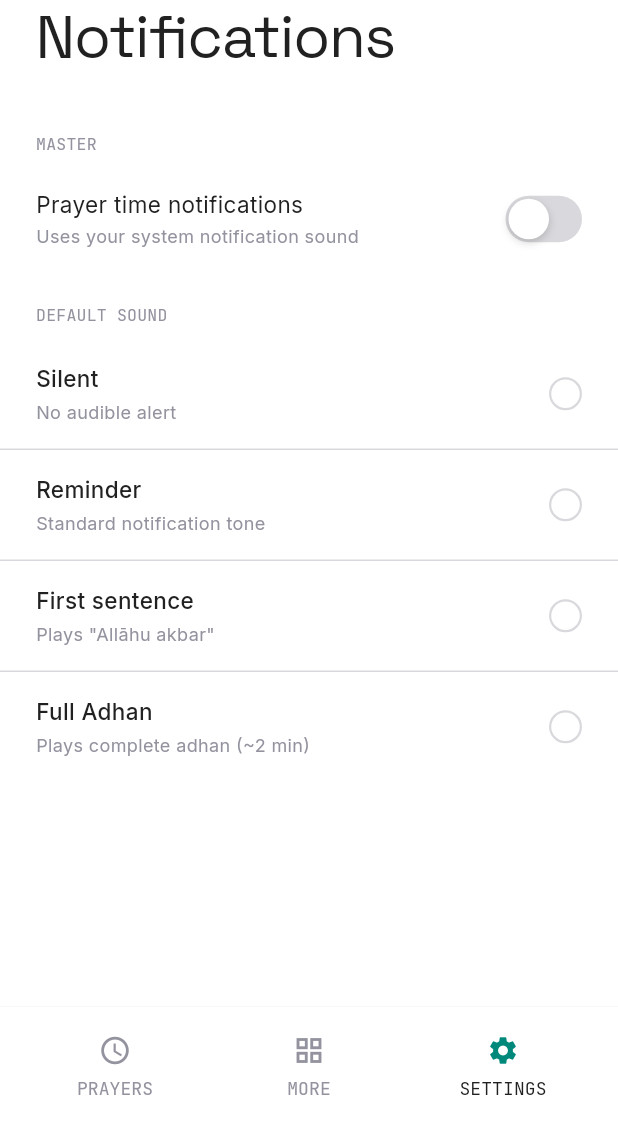
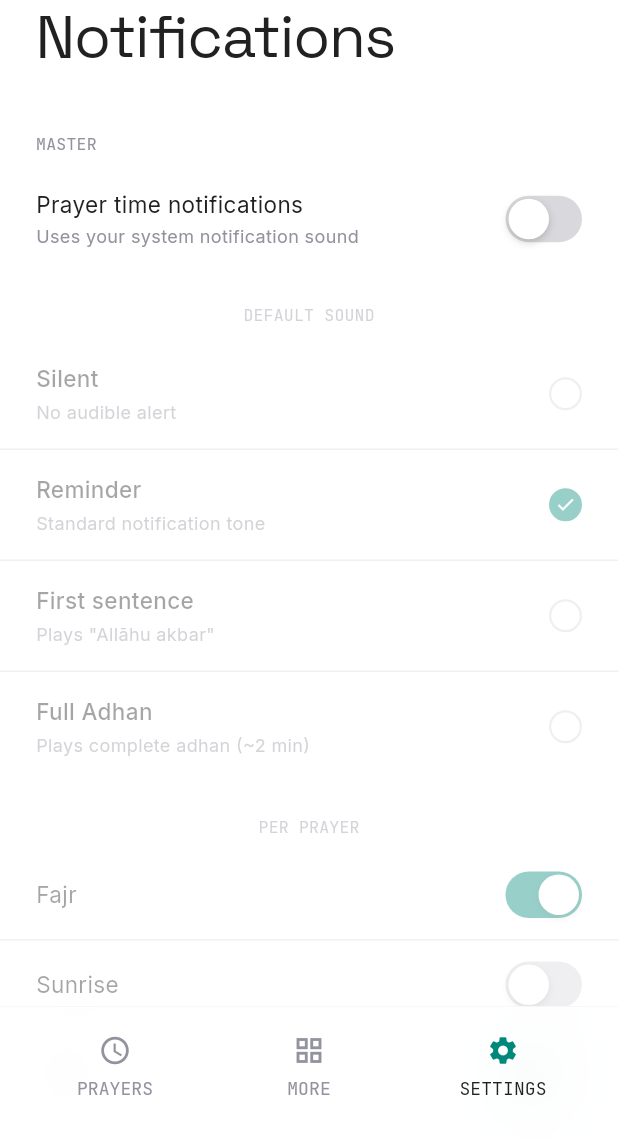
Before and after one commit to Intizamia/awqat, a Flutter app: the NotificationsSettingsScreen screen opened by its route, on a phone screen of 412 x 824 dp, the part 96-1236 px from its top. Run offline on Flutter 3.47's test engine with Material 3 defaults, Android fonts, the phone set to English and light mode, and no system bars; our stand-ins replace equatable, flutter_bloc, flutter_local_notifications, geocoding, geolocator, go_router and 4 more; missing offline and left inert: adhan_dart, flutter_compass_v2, flutter_qiblah, lat_lng_to_timezone; accounts and stored records are empty.

Commit message:
ui updates and bug fixes

```diff
--- a/lib/app/router.dart
+++ b/lib/app/router.dart
@@ -13,6 +13,7 @@ import '../features/location/presentation/location_screen.dart';
 import '../features/settings/presentation/screens/location_settings_screen.dart';
 import '../features/settings/presentation/screens/madhab_screen.dart';
 import '../features/settings/presentation/screens/notifications_settings_screen.dart';
+import '../features/settings/presentation/screens/pre_reminder_screen.dart';
 import '../features/settings/presentation/screens/reset_settings_screen.dart';
 import '../features/settings/presentation/settings_screen.dart';
 
@@ -97,6 +98,10 @@ GoRouter createRouter({
                     ),
                   ),
                   GoRoute(
+                    path: 'pre-reminder',
+                    builder: (context, state) => const PreReminderScreen(),
+                  ),
+                  GoRoute(
                     path: 'language',
                     builder: (context, state) => const LanguageScreen(),
                   ),
--- a/lib/core/widgets/cohere_settings_widgets.dart
+++ b/lib/core/widgets/cohere_settings_widgets.dart
@@ -133,7 +133,9 @@ class CohereToggleRow extends StatelessWidget {
     final ink = CohereColors.inkColor(brightness);
     final inkMute = CohereColors.inkMute(brightness);
 
-    return Container(
+    return InkWell(
+      onTap: () => onChanged(!value),
+      child: Container(
         decoration: isFirst
             ? null
             : BoxDecoration(
@@ -158,6 +160,7 @@ class CohereToggleRow extends StatelessWidget {
             ),
             _CohereToggle(value: value, onChanged: onChanged),
           ],
+        ),
       ),
     );
   }
--- a/lib/features/notifications/data/prayer_notification_ids.dart
+++ b/lib/features/notifications/data/prayer_notification_ids.dart
@@ -5,4 +5,12 @@ int prayerNotificationId({required PrayerName prayer, required int dayOffset}) {
   return (dayOffset + 1) * 10 + prayer.index + 1;
 }
 
+/// Pre-reminder ids use a 100× bucket to avoid colliding with prayer ids.
+int preReminderNotificationId({
+  required PrayerName prayer,
+  required int dayOffset,
+}) {
+  return (dayOffset + 1) * 100 + prayer.index + 1;
+}
+
 const kPrayerNotificationDayHorizon = 3;
--- a/lib/features/settings/presentation/screens/notifications_settings_screen.dart
+++ b/lib/features/settings/presentation/screens/notifications_settings_screen.dart
@@ -53,6 +53,12 @@ class NotificationsSettingsScreen extends StatelessWidget {
                 await cubit.setNotificationsEnabled(value);
               },
             ),
+            Opacity(
+              opacity: notifs.enabled ? 1.0 : 0.4,
+              child: IgnorePointer(
+                ignoring: !notifs.enabled,
+                child: Column(
+                  children: [
                     CohereSectionLabel(label: 'Default sound'),
                     CohereMethodRow(
                       title: 'Silent',
@@ -64,7 +70,7 @@ class NotificationsSettingsScreen extends StatelessWidget {
                     CohereMethodRow(
                       title: 'Reminder',
                       sub: 'Standard notification tone',
-              isSelected: notifs.enabled,
+                      isSelected: true,
                       onTap: null,
                     ),
                     CohereMethodRow(
@@ -79,7 +85,6 @@ class NotificationsSettingsScreen extends StatelessWidget {
                       isSelected: false,
                       onTap: null,
                     ),
-            if (notifs.enabled) ...[
                     CohereSectionLabel(label: 'Per prayer'),
                     for (var i = 0; i < PrayerName.values.length; i++)
                       CohereToggleRow(
@@ -92,6 +97,9 @@ class NotificationsSettingsScreen extends StatelessWidget {
                         ),
                       ),
                   ],
+                ),
+              ),
+            ),
           ],
         );
       },
--- a/lib/l10n/app_ar.arb
+++ b/lib/l10n/app_ar.arb
@@ -131,6 +131,7 @@
   "notificationsMasterSubtitle": "يستخدم صوت إشعارات النظام",
   "notificationsPermissionDenied": "لم يُمنح إذن الإشعارات. فعّل الإشعارات من إعدادات النظام.",
   "notificationPrayerBody": "حان وقت {prayer}",
+  "notificationPreReminderBody": "{prayer} بعد {minutes} دقائق",
   "semanticsNextPrayer": "الصلاة القادمة: {prayer} الساعة {time}",
   "semanticsPrayerTime": "{prayer} الساعة {time}",
   "semanticsSetupStep": "{title}، {value}"
--- a/lib/l10n/app_en.arb
+++ b/lib/l10n/app_en.arb
@@ -164,6 +164,13 @@
       }
     }
   },
+  "notificationPreReminderBody": "{prayer} in {minutes} minutes",
+  "@notificationPreReminderBody": {
+    "placeholders": {
+      "prayer": { "type": "String" },
+      "minutes": { "type": "int" }
+    }
+  },
   "semanticsNextPrayer": "Next prayer: {prayer} at {time}",
   "@semanticsNextPrayer": {
     "placeholders": {
--- a/lib/l10n/app_localizations.dart
+++ b/lib/l10n/app_localizations.dart
@@ -802,6 +802,12 @@ abstract class AppLocalizations {
   /// **'Time for {prayer}'**
   String notificationPrayerBody(String prayer);
 
+  /// No description provided for @notificationPreReminderBody.
+  ///
+  /// In en, this message translates to:
+  /// **'{prayer} in {minutes} minutes'**
+  String notificationPreReminderBody(String prayer, int minutes);
+
   /// No description provided for @semanticsNextPrayer.
   ///
   /// In en, this message translates to:
--- a/lib/l10n/app_localizations_ar.dart
+++ b/lib/l10n/app_localizations_ar.dart
@@ -389,6 +389,11 @@ class AppLocalizationsAr extends AppLocalizations {
   }
 
   @override
+  String notificationPreReminderBody(String prayer, int minutes) {
+    return '$prayer بعد $minutes دقائق';
+  }
+
+  @override
   String semanticsNextPrayer(String prayer, String time) {
     return 'الصلاة القادمة: $prayer الساعة $time';
   }
--- a/lib/l10n/app_localizations_en.dart
+++ b/lib/l10n/app_localizations_en.dart
@@ -406,6 +406,11 @@ class AppLocalizationsEn extends AppLocalizations {
   }
 
   @override
+  String notificationPreReminderBody(String prayer, int minutes) {
+    return '$prayer in $minutes minutes';
+  }
+
+  @override
   String semanticsNextPrayer(String prayer, String time) {
     return 'Next prayer: $prayer at $time';
   }
--- a/lib/l10n/app_localizations_ur.dart
+++ b/lib/l10n/app_localizations_ur.dart
@@ -389,6 +389,11 @@ class AppLocalizationsUr extends AppLocalizations {
   }
 
   @override
+  String notificationPreReminderBody(String prayer, int minutes) {
+    return '$prayer میں $minutes منٹ باقی ہیں';
+  }
+
+  @override
   String semanticsNextPrayer(String prayer, String time) {
     return 'اگلی نماز: $prayer، $time';
   }
--- a/lib/l10n/app_ur.arb
+++ b/lib/l10n/app_ur.arb
@@ -131,6 +131,7 @@
   "notificationsMasterSubtitle": "سسٹم کی اطلاع کی آواز استعمال ہوگی",
   "notificationsPermissionDenied": "اطلاع کی اجازت نہیں ملی۔ سسٹم ترتیبات سے اطلاعات چالو کریں۔",
   "notificationPrayerBody": "{prayer} کا وقت ہو گیا",
+  "notificationPreReminderBody": "{prayer} میں {minutes} منٹ باقی ہیں",
   "semanticsNextPrayer": "اگلی نماز: {prayer}، {time}",
   "semanticsPrayerTime": "{prayer}، {time}",
   "semanticsSetupStep": "{title}، {value}"
```
Also changed, not shown: lib/app/main_shell.dart (+12 -4 lines), lib/features/notifications/data/prayer_notification_planner.dart (+25 -1 lines), lib/features/settings/domain/notification_settings.dart (+13 -1 lines), lib/features/settings/presentation/screens/pre_reminder_screen.dart (added, +85 -0 lines), lib/features/settings/presentation/settings_cubit.dart (+20 -0 lines), lib/features/settings/presentation/settings_screen.dart (+8 -10 lines). Lines whose indentation alone changed are shown as unchanged.
